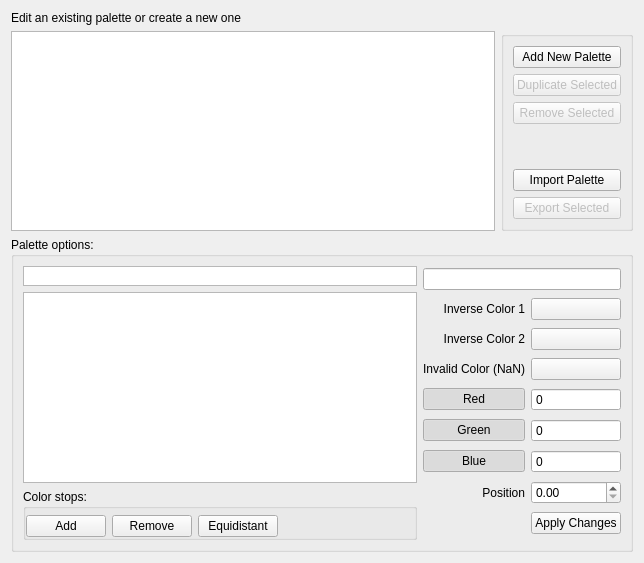
First picture: the form in Qitom/ui/widgetPropPalettes.ui, repository itom-project/itom, before the edit.
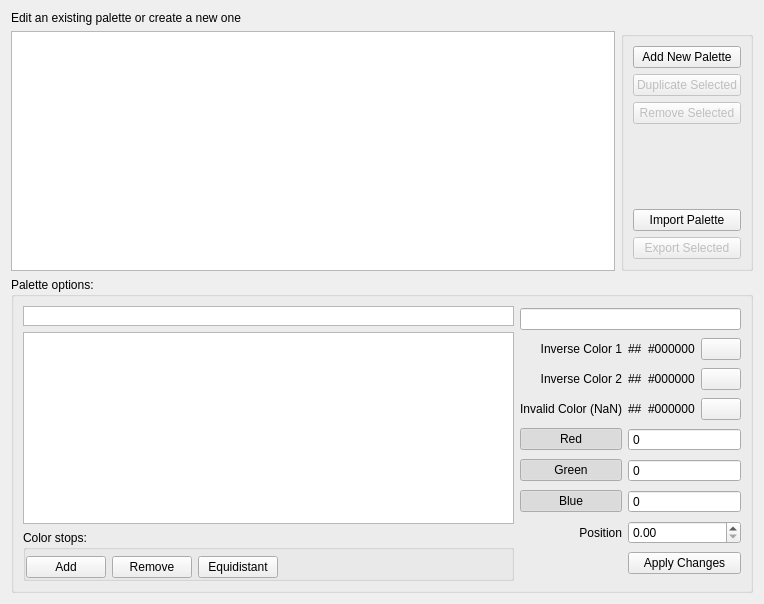
Second picture: the form after the edit. Icons and pictures are not drawn. Custom widgets are drawn as their Qt base class.

Commit message: widgetPropPalettes: invalid color is now displayed in 'color', even if the palette is read-only

Patch:
```diff
--- a/Qitom/ui/widgetPropPalettes.ui
+++ b/Qitom/ui/widgetPropPalettes.ui
@@ -6,8 +6,8 @@
    <rect>
     <x>0</x>
     <y>0</y>
-    <width>644</width>
-    <height>563</height>
+    <width>764</width>
+    <height>604</height>
    </rect>
   </property>
   <property name="windowTitle">
@@ -111,10 +111,16 @@
    </item>
    <item>
     <widget class="QGroupBox" name="groupOptions">
+     <property name="minimumSize">
+      <size>
+       <width>0</width>
+       <height>0</height>
+      </size>
+     </property>
      <property name="title">
       <string>Palette options:</string>
      </property>
-     <layout class="QHBoxLayout" name="horizontalLayout_3">
+     <layout class="QHBoxLayout" name="horizontalLayout_6">
       <item>
        <layout class="QVBoxLayout" name="verticalLayout_3">
         <item>
@@ -221,7 +227,7 @@
       </item>
       <item>
        <layout class="QGridLayout" name="gridLayout">
-        <item row="0" column="0" colspan="3">
+        <item row="0" column="0" colspan="2">
          <widget class="QLineEdit" name="lePalName"/>
         </item>
         <item row="1" column="0">
@@ -234,6 +240,27 @@
           </property>
          </widget>
         </item>
+        <item row="1" column="1">
+         <layout class="QHBoxLayout" name="horizontalLayout_3">
+          <item>
+           <widget class="QLabel" name="icoInvColor1">
+            <property name="text">
+             <string>##</string>
+            </property>
+           </widget>
+          </item>
+          <item>
+           <widget class="QLabel" name="lblInvColor1">
+            <property name="text">
+             <string>#000000</string>
+            </property>
+           </widget>
+          </item>
+          <item>
+           <widget class="ColorPickerButton" name="btnInvColor1"/>
+          </item>
+         </layout>
+        </item>
         <item row="2" column="0">
          <widget class="QLabel" name="label_17">
           <property name="text">
@@ -244,6 +271,58 @@
           </property>
          </widget>
         </item>
+        <item row="2" column="1">
+         <layout class="QHBoxLayout" name="horizontalLayout_4">
+          <item>
+           <widget class="QLabel" name="icoInvColor2">
+            <property name="text">
+             <string>##</string>
+            </property>
+           </widget>
+          </item>
+          <item>
+           <widget class="QLabel" name="lblInvColor2">
+            <property name="text">
+             <string>#000000</string>
+            </property>
+           </widget>
+          </item>
+          <item>
+           <widget class="ColorPickerButton" name="btnInvColor2"/>
+          </item>
+         </layout>
+        </item>
+        <item row="3" column="0">
+         <widget class="QLabel" name="label">
+          <property name="text">
+           <string>Invalid Color (NaN)</string>
+          </property>
+          <property name="alignment">
+           <set>Qt::AlignRight|Qt::AlignTrailing|Qt::AlignVCenter</set>
+          </property>
+         </widget>
+        </item>
+        <item row="3" column="1">
+         <layout class="QHBoxLayout" name="horizontalLayout_5">
+          <item>
+           <widget class="QLabel" name="icoInvColor">
+            <property name="text">
+             <string>##</string>
+            </property>
+           </widget>
+          </item>
+          <item>
+           <widget class="QLabel" name="lblInvColor">
+            <property name="text">
+             <string>#000000</string>
+            </property>
+           </widget>
+          </item>
+          <item>
+           <widget class="ColorPickerButton" name="btnInvColor"/>
+          </item>
+         </layout>
+        </item>
         <item row="4" column="0">
          <widget class="QPushButton" name="pbR">
           <property name="text">
@@ -257,6 +336,19 @@
           </property>
          </widget>
         </item>
+        <item row="4" column="1">
+         <widget class="QSpinBox" name="sbR">
+          <property name="buttonSymbols">
+           <enum>QAbstractSpinBox::NoButtons</enum>
+          </property>
+          <property name="keyboardTracking">
+           <bool>true</bool>
+          </property>
+          <property name="maximum">
+           <number>255</number>
+          </property>
+         </widget>
+        </item>
         <item row="5" column="0">
          <widget class="QPushButton" name="pbG">
           <property name="text">
@@ -270,6 +362,19 @@
           </property>
          </widget>
         </item>
+        <item row="5" column="1">
+         <widget class="QSpinBox" name="sbG">
+          <property name="buttonSymbols">
+           <enum>QAbstractSpinBox::NoButtons</enum>
+          </property>
+          <property name="keyboardTracking">
+           <bool>true</bool>
+          </property>
+          <property name="maximum">
+           <number>255</number>
+          </property>
+         </widget>
+        </item>
         <item row="6" column="0">
          <widget class="QPushButton" name="pbB">
           <property name="text">
@@ -283,6 +388,19 @@
           </property>
          </widget>
         </item>
+        <item row="6" column="1">
+         <widget class="QSpinBox" name="sbB">
+          <property name="buttonSymbols">
+           <enum>QAbstractSpinBox::NoButtons</enum>
+          </property>
+          <property name="keyboardTracking">
+           <bool>true</bool>
+          </property>
+          <property name="maximum">
+           <number>255</number>
+          </property>
+         </widget>
+        </item>
         <item row="7" column="0">
          <widget class="QLabel" name="label_2">
           <property name="text">
@@ -293,14 +411,7 @@
           </property>
          </widget>
         </item>
-        <item row="8" column="1" colspan="2">
-         <widget class="QPushButton" name="pbPalSave">
-          <property name="text">
-           <string>Apply Changes</string>
-          </property>
-         </widget>
-        </item>
-        <item row="7" column="1" colspan="2">
+        <item row="7" column="1">
          <widget class="QDoubleSpinBox" name="sbIndex">
           <property name="buttonSymbols">
            <enum>QAbstractSpinBox::UpDownArrows</enum>
@@ -316,64 +427,13 @@
           </property>
          </widget>
         </item>
-        <item row="6" column="1" colspan="2">
-         <widget class="QSpinBox" name="sbB">
-          <property name="buttonSymbols">
-           <enum>QAbstractSpinBox::NoButtons</enum>
-          </property>
-          <property name="keyboardTracking">
-           <bool>true</bool>
-          </property>
-          <property name="maximum">
-           <number>255</number>
-          </property>
-         </widget>
-        </item>
-        <item row="5" column="1" colspan="2">
-         <widget class="QSpinBox" name="sbG">
-          <property name="buttonSymbols">
-           <enum>QAbstractSpinBox::NoButtons</enum>
-          </property>
-          <property name="keyboardTracking">
-           <bool>true</bool>
-          </property>
-          <property name="maximum">
-           <number>255</number>
-          </property>
-         </widget>
-        </item>
-        <item row="4" column="1" colspan="2">
-         <widget class="QSpinBox" name="sbR">
-          <property name="buttonSymbols">
-           <enum>QAbstractSpinBox::NoButtons</enum>
-          </property>
-          <property name="keyboardTracking">
-           <bool>true</bool>
-          </property>
-          <property name="maximum">
-           <number>255</number>
-          </property>
-         </widget>
-        </item>
-        <item row="2" column="1" colspan="2">
-         <widget class="ColorPickerButton" name="btnInvColor2"/>
-        </item>
-        <item row="1" column="1" colspan="2">
-         <widget class="ColorPickerButton" name="btnInvColor1"/>
-        </item>
-        <item row="3" column="0">
-         <widget class="QLabel" name="label">
+        <item row="8" column="1">
+         <widget class="QPushButton" name="pbPalSave">
           <property name="text">
-           <string>Invalid Color (NaN)</string>
-          </property>
-          <property name="alignment">
-           <set>Qt::AlignRight|Qt::AlignTrailing|Qt::AlignVCenter</set>
+           <string>Apply Changes</string>
           </property>
          </widget>
         </item>
-        <item row="3" column="1" colspan="2">
-         <widget class="ColorPickerButton" name="btnInvColor"/>
-        </item>
        </layout>
       </item>
      </layout>
```
The commit also changes 2 other files.
